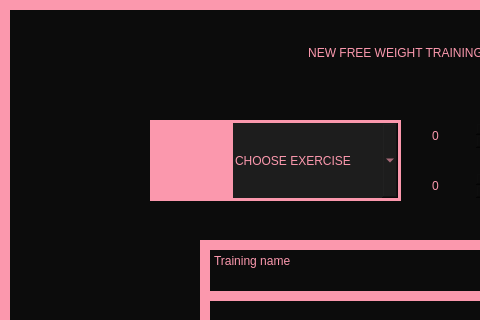
Old version of the form View/NewFreeWeightTraining.ui in the repository Hanna-J-K/fitnessapp; both pictures show x 0 to 480 and y 0 to 320 of the 800 by 598 pixel window.
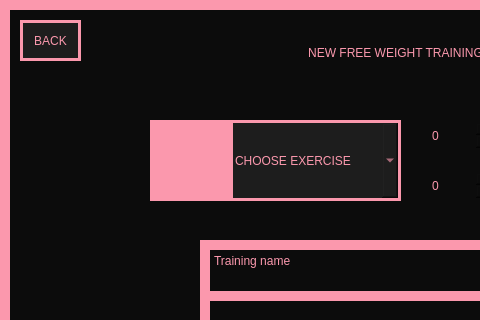
New version of the form. Icons and pictures are not drawn.

Commit message: if i could turn back time (now i can with back buttons added)

What changed in the file:
```diff
--- a/View/NewFreeWeightTraining.ui
+++ b/View/NewFreeWeightTraining.ui
@@ -294,6 +294,26 @@
      <string>Training name</string>
     </property>
    </widget>
+   <widget class="QPushButton" name="back_btn">
+    <property name="geometry">
+     <rect>
+      <x>20</x>
+      <y>20</y>
+      <width>61</width>
+      <height>41</height>
+     </rect>
+    </property>
+    <property name="cursor">
+     <cursorShape>PointingHandCursor</cursorShape>
+    </property>
+    <property name="styleSheet">
+     <string notr="true">background-color: #1D1D1D;border: 3px solid #FB98AD;
+font: 8pt &quot;PRIMETIME&quot;;</string>
+    </property>
+    <property name="text">
+     <string>BACK</string>
+    </property>
+   </widget>
   </widget>
  </widget>
  <resources/>
```
The commit also changes 6 other files.
